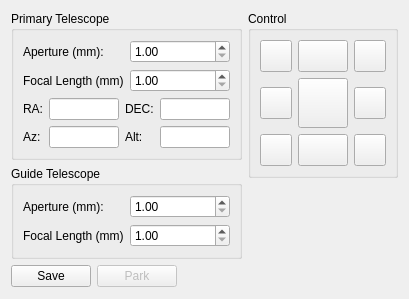
Before: the Qt Designer form kstars/ekos/mount.ui in KDE/kstars, drawn with Qt 5.
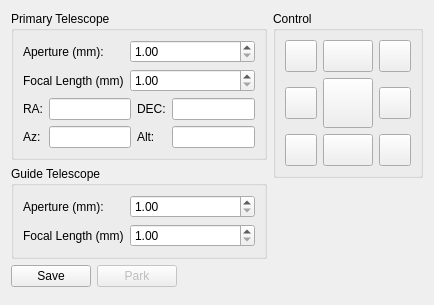
After: the same form once the commit is applied.

What changed in the file:
```diff
--- a/kstars/ekos/mount.ui
+++ b/kstars/ekos/mount.ui
@@ -6,8 +6,8 @@
    <rect>
     <x>0</x>
     <y>0</y>
-    <width>383</width>
-    <height>299</height>
+    <width>434</width>
+    <height>305</height>
    </rect>
   </property>
   <layout class="QVBoxLayout" name="verticalLayout_4">
```
Left out of the diff: 3 changed lines with no effect on the pictures.
